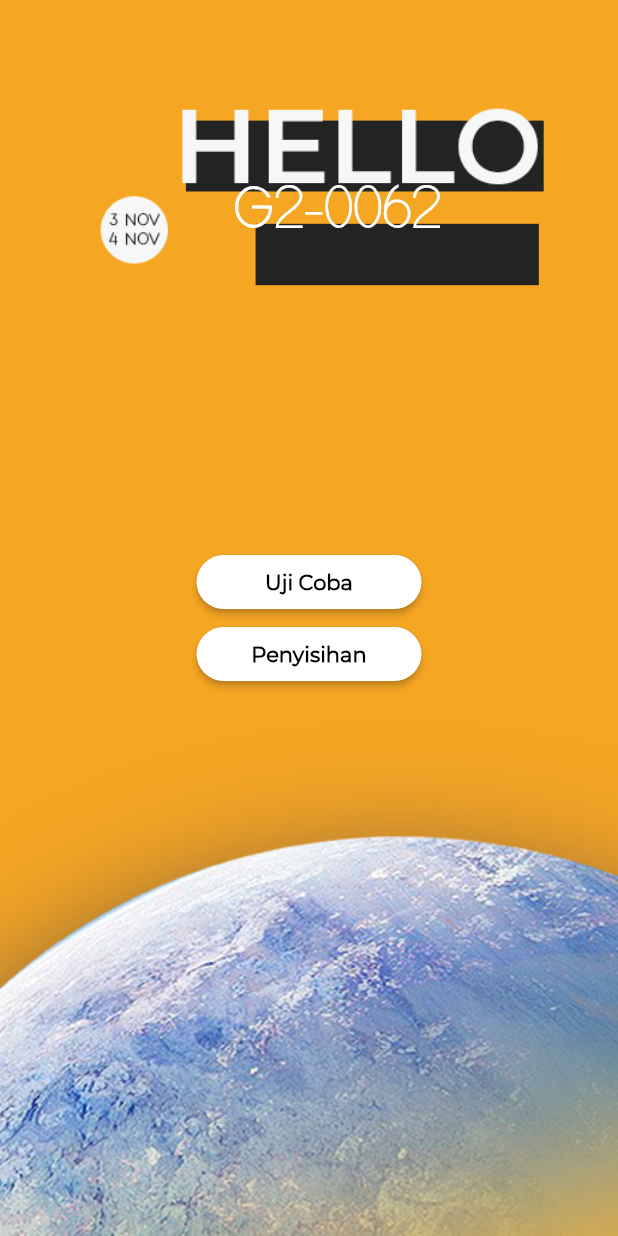
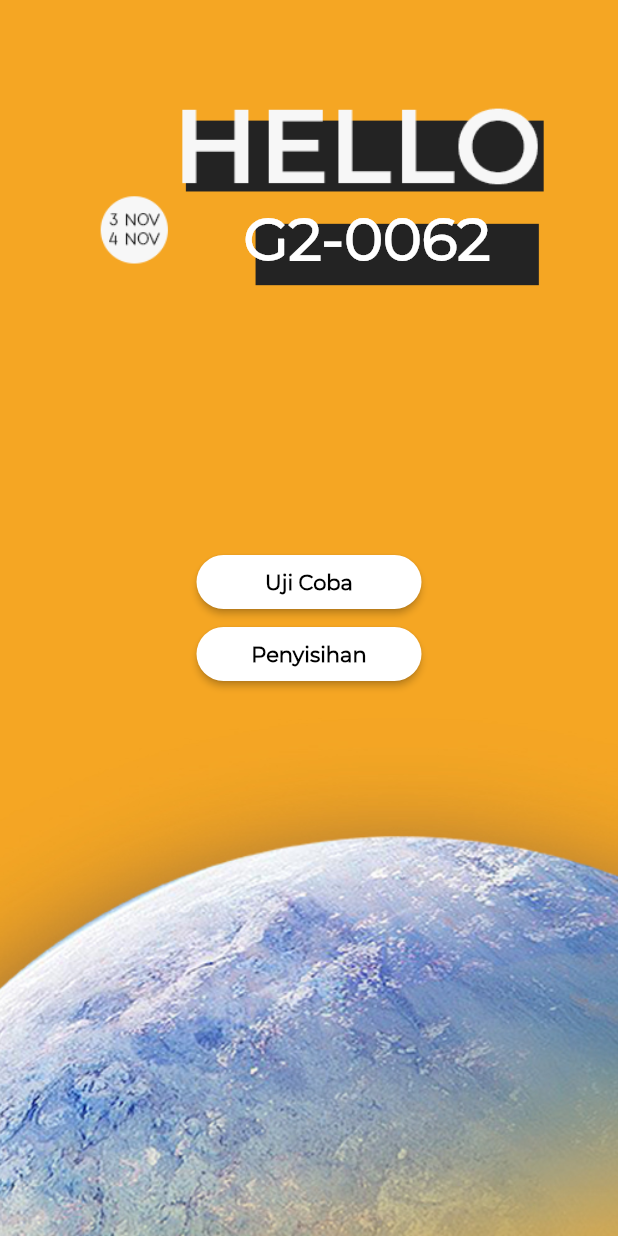
Before and after one commit to fauzanafism/metrik2019_flutter, a Flutter app: the HomePage screen opened directly, on a phone screen of 412 x 824 dp. Run offline on Flutter 3.47's test engine with Material 2 defaults, Android fonts, the phone set to English and light mode, and no system bars; our stand-ins replace bloc, flutter_bloc.

Commit message:
supported larger screen

```diff
--- a/lib/ui/home_page.dart
+++ b/lib/ui/home_page.dart
@@ -26,14 +26,19 @@ class HomePage extends StatelessWidget {
                 ),
               ),
               Container(
-                height: 37,
-                margin: EdgeInsets.fromLTRB(155, 120, 65, 0),
-                child: Text("G2-0062",
-                    style: TextStyle(
-                        color: Colors.white,
-                        fontFamily: "Adam",
-                        fontSize: 39,
-                        fontWeight: FontWeight.bold)),
+                height: 150,
+                width: double.infinity,
+                padding: const EdgeInsets.only(bottom: 7, right: 45),
+                margin: const EdgeInsets.all(40),
+                child: Align(
+                  alignment: Alignment.bottomRight,
+                  child: Text("G2-0062",
+                      style: TextStyle(
+                          color: Colors.white,
+                          fontFamily: "Montserrat",
+                          fontSize: 39,
+                          fontWeight: FontWeight.bold)),
+                ),
               )
             ],
           ),
```
